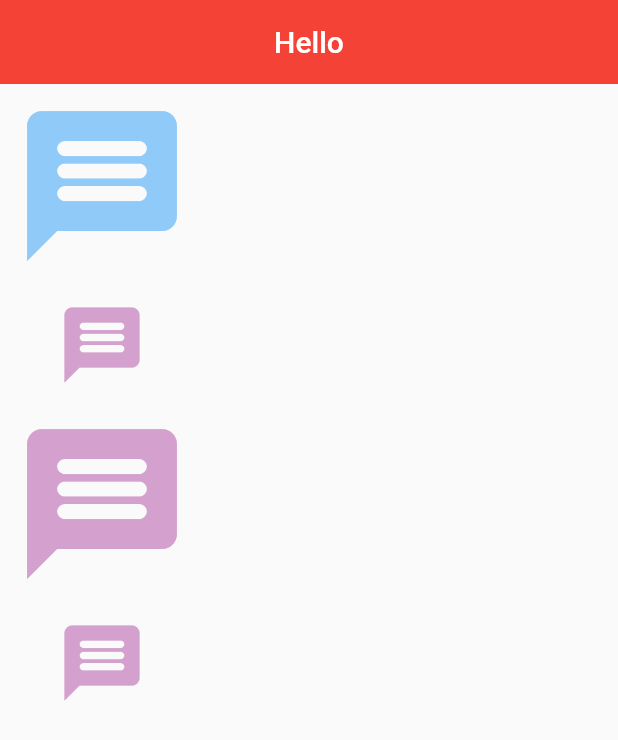
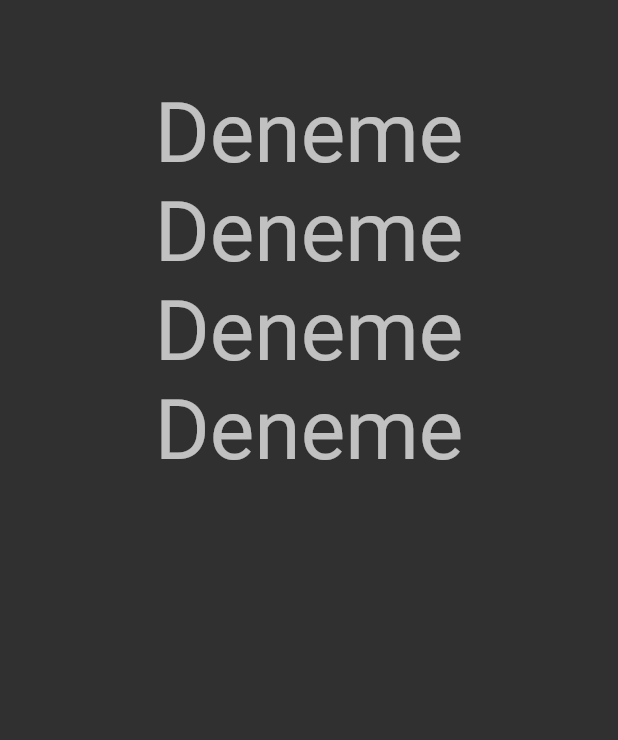
Before and after one commit to ruveydakisla/Flutter_full_learn, a Flutter app: the screen it shows after launch, on a phone screen of 412 x 824 dp. Shown: the top 740 px of the screen. Run offline on Flutter 3.47's test engine with Material 2 defaults, Android fonts, the phone set to English and light mode, and no system bars.

Commit message:
stateless learn added | 6.0

```diff
--- /dev/null
+++ b/lib/101/stateless_learn.dart
@@ -0,0 +1,54 @@
+import 'package:flutter/material.dart';
+
+class StatelessLearn extends StatelessWidget {
+  const StatelessLearn({super.key});
+
+  @override
+  Widget build(BuildContext context) {
+    return Scaffold(
+      appBar: AppBar(),
+      body: Column(
+        children: [
+          const TitleTextWidget(
+            text: 'Deneme',
+          ),
+          const TitleTextWidget(
+            text: 'Deneme',
+          ),
+          const TitleTextWidget(text: 'Deneme'),
+          const TitleTextWidget(text: 'Deneme'),
+          const _CustomContainer(),
+          _emptyBox(),
+        ],
+      ),
+    );
+  }
+
+  SizedBox _emptyBox() => const SizedBox(height: 10);
+}
+
+class _CustomContainer extends StatelessWidget {
+  const _CustomContainer({
+    Key? key,
+  }) : super(key: key);
+
+  @override
+  Widget build(BuildContext context) {
+    return Container(
+      decoration: BoxDecoration(
+          borderRadius: BorderRadius.circular(20), color: Colors.amberAccent),
+    );
+  }
+}
+
+class TitleTextWidget extends StatelessWidget {
+  const TitleTextWidget({super.key, required this.text});
+  final String text;
+  @override
+  Widget build(BuildContext context) {
+    return Text(
+      text,
+      style: Theme.of(context).textTheme.headline2,
+    );
+  }
+}
--- a/lib/main.dart
+++ b/lib/main.dart
@@ -1,6 +1,6 @@
 import 'package:flutter/material.dart';
 import 'package:flutter/services.dart';
-import 'package:flutter_lessons/101/icon_learn.dart';
+import 'package:flutter_lessons/101/stateless_learn.dart';
 
 void main() => runApp(const MyApp());
 
@@ -12,9 +12,9 @@ class MyApp extends StatelessWidget {
   Widget build(BuildContext context) {
     return MaterialApp(
         title: 'Flutter Demo',
-        theme: ThemeData.light().copyWith(
+        theme: ThemeData.dark().copyWith(
             appBarTheme: const AppBarTheme(
-                backgroundColor: Colors.red,
+                backgroundColor: Colors.transparent,
                 centerTitle: true,
                 iconTheme: IconThemeData(
                   color: Colors.lime,
@@ -22,6 +22,6 @@ class MyApp extends StatelessWidget {
                 systemOverlayStyle: SystemUiOverlayStyle
                     .light, //Burada saat şarj gibi özelliklerin teması değiştiriliyor
                 elevation: 0)),
-        home: IconLearn());
+        home: const StatelessLearn());
   }
 }
```
Also changed, not shown: lib/101/color_learn.dart (added, +27 -0 lines).
